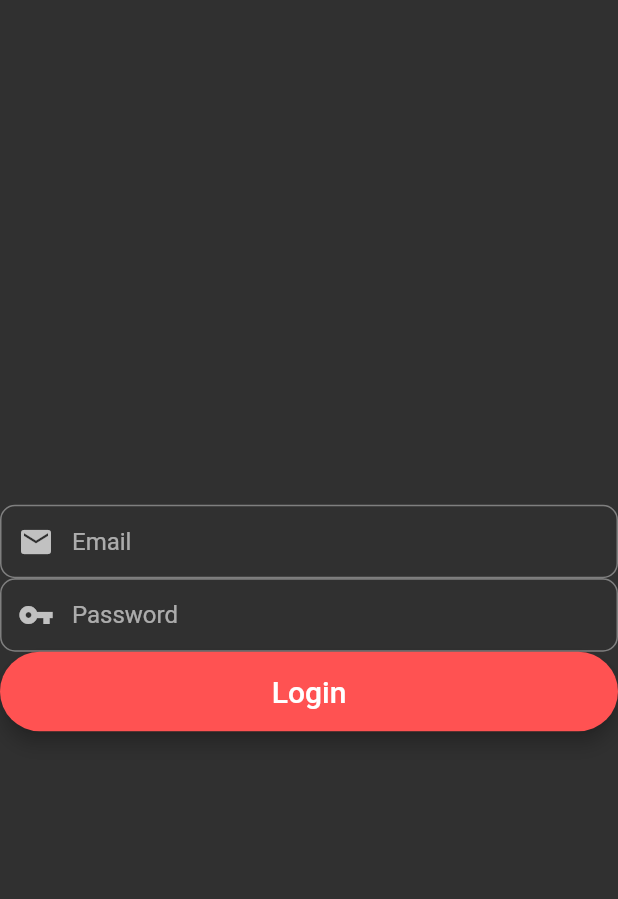
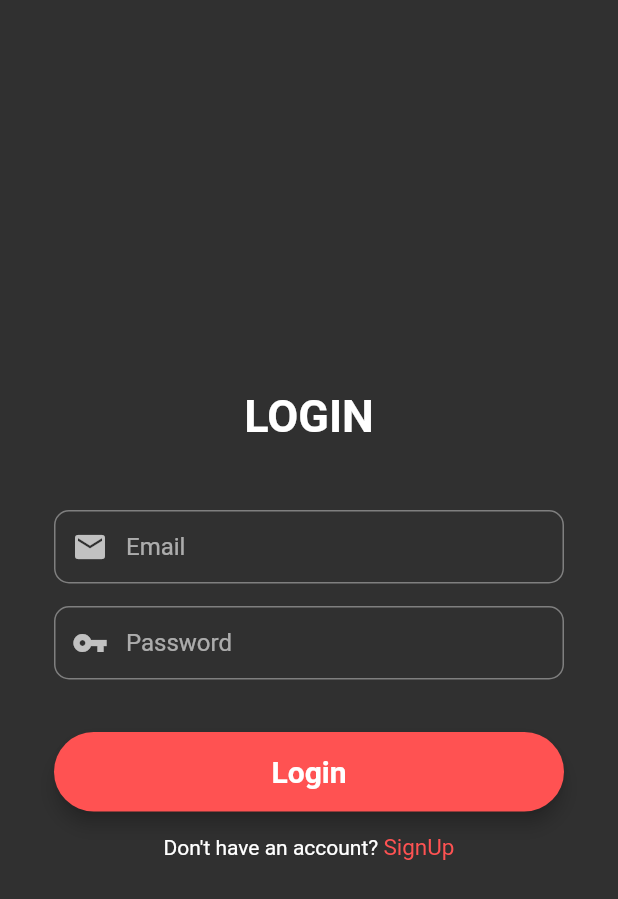
Before and after one commit to Mohit410/lms, a Flutter app: the screen it shows after launch, after a tap on "LOGIN", on a phone screen of 412 x 824 dp. Shown: the top 899 px of the screen. Run offline on Flutter 3.47's test engine with Material 2 defaults, Android fonts, the phone set to English and light mode, and no system bars; our stand-ins replace firebase_core; accounts and stored records are empty.

Commit message:
login screen

```diff
--- a/lib/screens/Login/login_page.dart
+++ b/lib/screens/Login/login_page.dart
@@ -1,5 +1,5 @@
 import 'package:flutter/material.dart';
-import 'package:lms/screens/Login/components/body.dart';
+import 'package:lms/screens/SignUp/signup_page.dart';
 
 class LoginScreen extends StatefulWidget {
   const LoginScreen({Key? key}) : super(key: key);
@@ -66,21 +66,67 @@ class _LoginScreenState extends State<LoginScreen> {
         child: const Text(
           "Login",
           textAlign: TextAlign.center,
-          style: TextStyle(fontSize: 20),
+          style: TextStyle(fontSize: 20, fontWeight: FontWeight.bold),
         ),
       ),
     );
 
+    Widget sizedBoxMargin(double value) {
+      return SizedBox(height: value);
+    }
+
     return Scaffold(
       body: Center(
-        child: SingleChildScrollView(
+          child: SingleChildScrollView(
+        child: Padding(
+          padding: const EdgeInsets.all(36.0),
           child: Form(
               key: _formKey,
               child: Column(
-                children: <Widget>[emailField, passwordField, loginButton],
+                mainAxisAlignment: MainAxisAlignment.center,
+                crossAxisAlignment: CrossAxisAlignment.center,
+                children: <Widget>[
+                  sizedBoxMargin(10),
+                  const Text(
+                    "LOGIN",
+                    textAlign: TextAlign.center,
+                    style: TextStyle(
+                      fontWeight: FontWeight.bold,
+                      fontSize: 30,
+                    ),
+                  ),
+                  sizedBoxMargin(45),
+                  emailField,
+                  sizedBoxMargin(15),
+                  passwordField,
+                  sizedBoxMargin(35),
+                  loginButton,
+                  sizedBoxMargin(15),
+                  Row(
+                    mainAxisAlignment: MainAxisAlignment.center,
+                    children: <Widget>[
+                      const Text("Don't have an account? "),
+                      GestureDetector(
+                        onTap: () {
+                          Navigator.push(
+                              context,
+                              MaterialPageRoute(
+                                  builder: (context) => const SignUpScreen()));
+                        },
+                        child: const Text(
+                          "SignUp",
+                          style: TextStyle(
+                              fontWeight: FontWeight.w400,
+                              fontSize: 15,
+                              color: Colors.redAccent),
+                        ),
+                      )
+                    ],
+                  )
+                ],
               )),
         ),
-      ),
+      )),
     );
   }
 }
--- a/lib/screens/Welcome/components/body.dart
+++ /dev/null
@@ -1,48 +0,0 @@
-import 'package:flutter/material.dart';
-import 'package:lms/screens/Login/login_page.dart';
-import 'package:lms/screens/SignUp/signup_page.dart';
-
-class Body extends StatelessWidget {
-  const Body({Key? key}) : super(key: key);
-
-  @override
-  Widget build(BuildContext context) {
-    Size size = MediaQuery.of(context).size;
-    return SizedBox(
-      height: size.height,
-      width: double.infinity,
-      child: SingleChildScrollView(
-        child: Column(
-            mainAxisAlignment: MainAxisAlignment.center,
-            crossAxisAlignment: CrossAxisAlignment.center,
-            children: <Widget>[
-              SizedBox(height: size.height * 0.05),
-              Image.asset('assets/images/books_image.png'),
-              SizedBox(height: size.height * 0.05),
-              const Text(
-                "Welcome To Library Management",
-                style: TextStyle(fontWeight: FontWeight.bold, fontSize: 30),
-                textAlign: TextAlign.center,
-              ),
-              SizedBox(height: size.height * 0.05),
-              ElevatedButton(
-                  onPressed: () {
-                    Navigator.push(context,
-                        MaterialPageRoute(builder: (context) {
-                      return const LoginScreen();
-                    }));
-                  },
-                  child: const Text(" LOGIN ")),
-              OutlinedButton(
-                  onPressed: () {
-                    Navigator.push(context,
-                        MaterialPageRoute(builder: (context) {
-                      return const SignUpScreen();
-                    }));
-                  },
-                  child: const Text("SIGN UP"))
-            ]),
-      ),
-    );
-  }
-}
--- a/lib/screens/Welcome/welcome_screen.dart
+++ b/lib/screens/Welcome/welcome_screen.dart
@@ -1,4 +1,6 @@
 import 'package:flutter/material.dart';
+import 'package:lms/screens/Login/login_page.dart';
+import 'package:lms/screens/SignUp/signup_page.dart';
 import 'package:lms/screens/Welcome/components/body.dart';
 
 class WelcomeScreen extends StatelessWidget {
@@ -6,8 +8,40 @@ class WelcomeScreen extends StatelessWidget {
 
   @override
   Widget build(BuildContext context) {
-    return const Scaffold(
-      body: Body(),
+    final size = MediaQuery.of(context).size;
+    return Scaffold(
+      body: SingleChildScrollView(
+        child: Column(
+            mainAxisAlignment: MainAxisAlignment.center,
+            crossAxisAlignment: CrossAxisAlignment.center,
+            children: <Widget>[
+              SizedBox(height: size.height * 0.05),
+              Image.asset('assets/images/books_image.png'),
+              SizedBox(height: size.height * 0.05),
+              const Text(
+                "Welcome To Library Management",
+                style: TextStyle(fontWeight: FontWeight.bold, fontSize: 30),
+                textAlign: TextAlign.center,
+              ),
+              SizedBox(height: size.height * 0.05),
+              ElevatedButton(
+                  onPressed: () {
+                    Navigator.push(context,
+                        MaterialPageRoute(builder: (context) {
+                      return const LoginScreen();
+                    }));
+                  },
+                  child: const Text(" LOGIN ")),
+              OutlinedButton(
+                  onPressed: () {
+                    Navigator.push(context,
+                        MaterialPageRoute(builder: (context) {
+                      return const SignUpScreen();
+                    }));
+                  },
+                  child: const Text("SIGN UP"))
+            ]),
+      ),
     );
   }
 }
```
Also changed, not shown: lib/screens/Login/components/body.dart (deleted, +0 -24 lines), lib/screens/SignUp/components/body.dart (deleted, +0 -10 lines).
